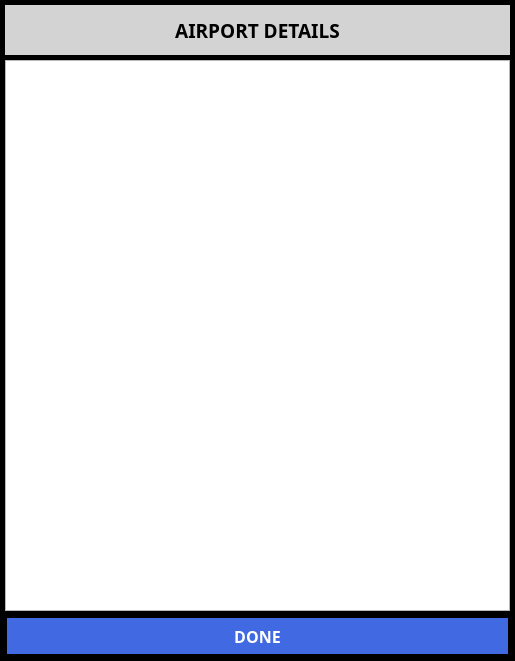
UnexplodedMinds/Stratofier, file ui/DetailsDialog.ui: the form before one commit.
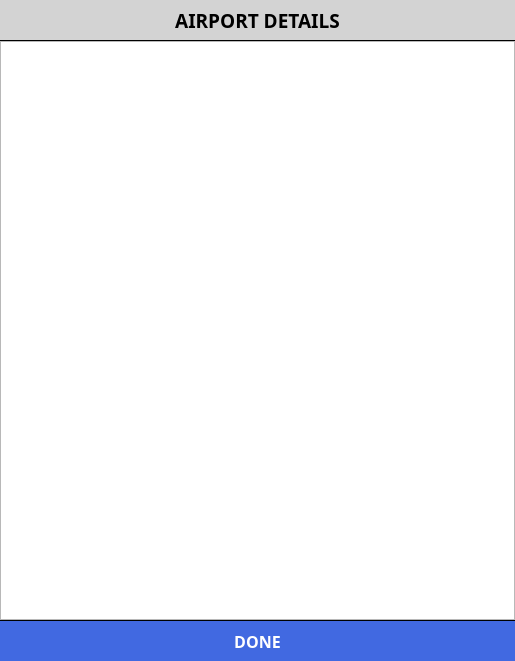
The form after the commit.

What changed in the file:
```diff
--- a/ui/DetailsDialog.ui
+++ b/ui/DetailsDialog.ui
@@ -115,19 +115,22 @@
   </property>
   <layout class="QGridLayout" name="gridLayout">
    <property name="leftMargin">
-    <number>5</number>
+    <number>0</number>
    </property>
    <property name="topMargin">
-    <number>5</number>
+    <number>0</number>
    </property>
    <property name="rightMargin">
-    <number>5</number>
+    <number>0</number>
    </property>
    <property name="bottomMargin">
-    <number>5</number>
+    <number>0</number>
    </property>
-   <property name="spacing">
-    <number>5</number>
+   <property name="horizontalSpacing">
+    <number>0</number>
+   </property>
+   <property name="verticalSpacing">
+    <number>1</number>
    </property>
    <item row="0" column="0" colspan="2">
     <widget class="QLabel" name="m_pTitleLabel">
@@ -140,13 +143,13 @@
      <property name="minimumSize">
       <size>
        <width>0</width>
-       <height>50</height>
+       <height>40</height>
       </size>
      </property>
      <property name="maximumSize">
       <size>
        <width>16777215</width>
-       <height>50</height>
+       <height>40</height>
       </size>
      </property>
      <property name="font">
@@ -161,7 +164,7 @@
       <bool>false</bool>
      </property>
      <property name="styleSheet">
-      <string notr="true">QLabel { background-color: LightGray; color: black; }</string>
+      <string notr="true">QLabel { background-color: LightGray; color: black; margin: 0px; }</string>
      </property>
      <property name="frameShape">
       <enum>QFrame::NoFrame</enum>
@@ -205,6 +208,7 @@
 	border: none;
 	background-color: RoyalBlue;
 	color: white;
+	margin: 0px;
 }
 QPushButton::pressed
 {
@@ -235,6 +239,9 @@
        <family>Droid Sans</family>
       </font>
      </property>
+     <property name="autoFillBackground">
+      <bool>false</bool>
+     </property>
      <property name="verticalScrollBarPolicy">
       <enum>Qt::ScrollBarAlwaysOff</enum>
      </property>
```
Left out of the diff: 1 changed line with no effect on the pictures.
